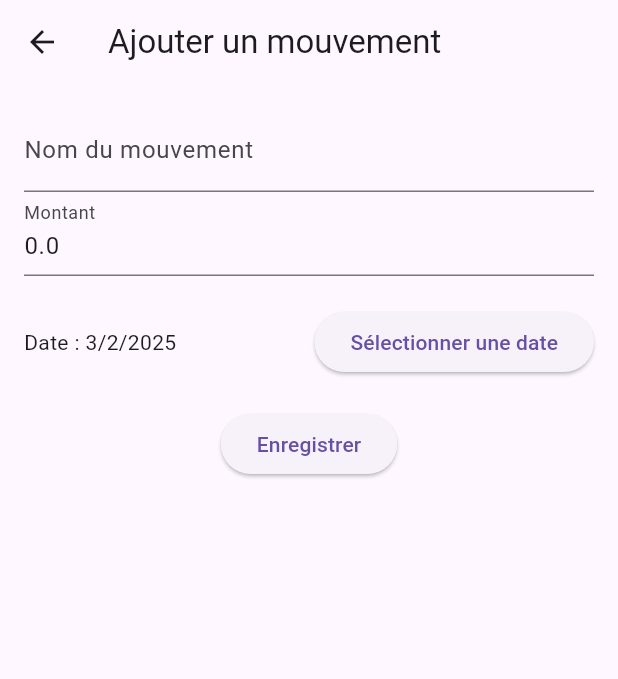
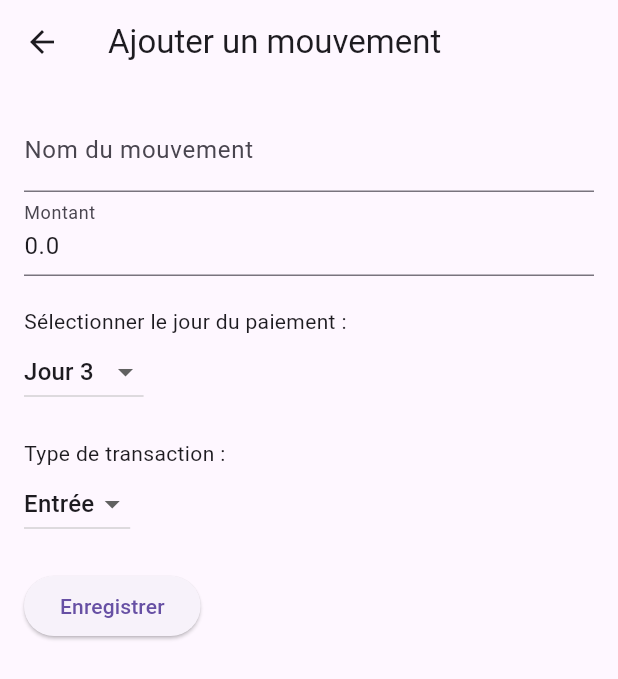
Before and after one commit to salimyes/compter_ses_sous, a Flutter app: the screen it shows after launch, after a tap on "Ajouter un mouvement", on a phone screen of 412 x 824 dp. Shown: the top 679 px of the screen. Run offline on Flutter 3.47's test engine with Material 3 defaults, Android fonts, the phone set to English and light mode, and no system bars.

Commit message:
Ajout du choix d'entrée/dépense, Ajout du choix du jour plutôt que de la date

```diff
--- a/lib/screens/add_movement_screen.dart
+++ b/lib/screens/add_movement_screen.dart
@@ -14,28 +14,16 @@ class _AddMovementScreenState extends State<AddMovementScreen> {
   final _formKey = GlobalKey<FormState>();
   late String name;
   late double amount;
-  late DateTime selectedDate;
+  late int selectedDay;
+  String transactionType = 'Entrée'; // Valeurs possibles : Entrée, Sortie
 
   @override
   void initState() {
     super.initState();
     name = widget.movement?.name ?? '';
-    amount = widget.movement?.amount ?? 0.0;
-    selectedDate = widget.movement?.date ?? DateTime.now();
-  }
-
-  Future<void> _selectDate(BuildContext context) async {
-    final DateTime? picked = await showDatePicker(
-      context: context,
-      initialDate: selectedDate,
-      firstDate: DateTime(2020),
-      lastDate: DateTime(2030),
-    );
-    if (picked != null && picked != selectedDate) {
-      setState(() {
-        selectedDate = picked;
-      });
-    }
+    amount = widget.movement?.amount.abs() ?? 0.0; // Toujours positif en entrée
+    selectedDay = widget.movement?.date.day ?? DateTime.now().day;
+    transactionType = (widget.movement?.amount ?? 0) >= 0 ? 'Entrée' : 'Sortie';
   }
 
   @override
@@ -47,6 +35,7 @@ class _AddMovementScreenState extends State<AddMovementScreen> {
         child: Form(
           key: _formKey,
           child: Column(
+            crossAxisAlignment: CrossAxisAlignment.start,
             children: [
               TextFormField(
                 initialValue: name,
@@ -57,24 +46,48 @@ class _AddMovementScreenState extends State<AddMovementScreen> {
                 initialValue: amount.toString(),
                 decoration: InputDecoration(labelText: 'Montant'),
                 keyboardType: TextInputType.number,
-                onChanged: (value) => amount = double.tryParse(value) ?? 0.0,
+                onChanged: (value) {
+                  double? enteredAmount = double.tryParse(value);
+                  if (enteredAmount != null && enteredAmount >= 0) {
+                    amount = enteredAmount;
+                  }
+                },
               ),
               SizedBox(height: 20),
-              Row(
-                mainAxisAlignment: MainAxisAlignment.spaceBetween,
-                children: [
-                  Text('Date : ${selectedDate.day}/${selectedDate.month}/${selectedDate.year}'),
-                  ElevatedButton(
-                    onPressed: () => _selectDate(context),
-                    child: Text('Sélectionner une date'),
-                  ),
-                ],
+              Text("Sélectionner le jour du paiement :"),
+              DropdownButton<int>(
+                value: selectedDay,
+                items: List.generate(31, (index) => index + 1)
+                    .map((day) => DropdownMenuItem(value: day, child: Text("Jour $day")))
+                    .toList(),
+                onChanged: (value) {
+                  setState(() {
+                    selectedDay = value!;
+                  });
+                },
+              ),
+              SizedBox(height: 20),
+              Text("Type de transaction :"),
+              DropdownButton<String>(
+                value: transactionType,
+                items: ['Entrée', 'Sortie']
+                    .map((type) => DropdownMenuItem(value: type, child: Text(type)))
+                    .toList(),
+                onChanged: (value) {
+                  setState(() {
+                    transactionType = value!;
+                  });
+                },
               ),
               SizedBox(height: 20),
               ElevatedButton(
                 onPressed: () {
                   if (_formKey.currentState!.validate()) {
-                    Navigator.pop(context, Movement(name: name, amount: amount, date: selectedDate));
+                    double finalAmount = transactionType == 'Sortie' ? -amount : amount;
+                    Navigator.pop(
+                      context,
+                      Movement(name: name, amount: finalAmount, date: DateTime(DateTime.now().year, DateTime.now().month, selectedDay)),
+                    );
                   }
                 },
                 child: Text('Enregistrer'),
--- a/lib/widgets/calendar_widget.dart
+++ b/lib/widgets/calendar_widget.dart
@@ -20,13 +20,13 @@ class CalendarWidget extends StatelessWidget {
       padding: EdgeInsets.all(8),
       gridDelegate: SliverGridDelegateWithFixedCrossAxisCount(
         crossAxisCount: 7,
-        childAspectRatio: 1.2,
+        childAspectRatio: 1.1,
       ),
       itemCount: daysInMonth,
       itemBuilder: (context, index) {
         DateTime date = DateTime(selectedDate.year, selectedDate.month, index + 1);
         Movement? movement = movements.firstWhere(
-              (m) => m.date.year == date.year && m.date.month == date.month && m.date.day == date.day,
+              (m) => m.date.day == date.day,
           orElse: () => Movement(name: '', amount: 0, date: date),
         );
 
@@ -64,14 +64,28 @@ class CalendarWidget extends StatelessWidget {
             }
           },
           child: Card(
-            color: movement.amount != 0 ? Colors.blue.shade100 : Colors.white,
+            color: movement.amount != 0 ? Colors.blue.shade50 : Colors.white,
             child: Column(
               mainAxisAlignment: MainAxisAlignment.center,
               children: [
-                Text('${index + 1}', style: TextStyle(fontWeight: FontWeight.bold)),
+                Text('${index + 1}', style: TextStyle(fontWeight: FontWeight.bold, fontSize: 16)),
                 if (movement.name.isNotEmpty) ...[
-                  Text(movement.name, style: TextStyle(fontSize: 12, fontWeight: FontWeight.w500)),
-                  Text('${movement.amount}€', style: TextStyle(fontSize: 12, color: movement.amount >= 0 ? Colors.green : Colors.red)),
+                  FittedBox(
+                    fit: BoxFit.scaleDown,
+                    child: Text(
+                      movement.name,
+                      style: TextStyle(fontSize: 12, fontWeight: FontWeight.w600),
+                      textAlign: TextAlign.center,
+                    ),
+                  ),
+                  Text(
+                    '${movement.amount}€',
+                    style: TextStyle(
+                      fontSize: 12,
+                      color: movement.amount >= 0 ? Colors.green : Colors.red,
+                      fontWeight: FontWeight.bold,
+                    ),
+                  ),
                 ],
               ],
             ),
```
